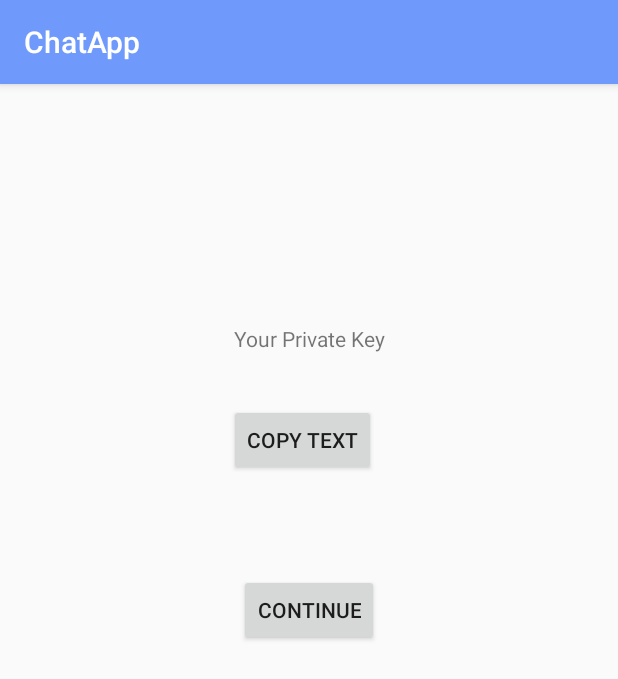
After one commit to DBprod/ChatApp, an Android app: the PrivateKeyActivity screen opened directly, with no data from a screen before it, on a phone screen of 412 x 824 dp. The commit adds this screen. Shown: the top 679 px of the screen. Run offline under Robolectric (Android 15) with nearby library versions, the phone set to English and light mode, and no system bars.

Commit message:
create PrivateKeyActivity

```diff
--- a/app/src/main/AndroidManifest.xml
+++ b/app/src/main/AndroidManifest.xml
@@ -9,6 +9,8 @@
         android:roundIcon="@mipmap/ic_launcher_round"
         android:supportsRtl="true"
         android:theme="@style/AppTheme">
+        <activity android:name=".PrivateKeyActivity">
+        </activity>
         <activity android:name=".MessageActivity">
         </activity>
         <activity android:name=".LoginActivity">
--- /dev/null
+++ b/app/src/main/java/com/example/chatapp/PrivateKeyActivity.java
@@ -0,0 +1,22 @@
+package com.example.chatapp;
+
+import android.os.Bundle;
+import android.support.v7.app.AppCompatActivity;
+import android.view.View;
+
+public class PrivateKeyActivity extends AppCompatActivity {
+
+    @Override
+    protected void onCreate(Bundle savedInstanceState) {
+        super.onCreate(savedInstanceState);
+        setContentView(R.layout.activity_private_key);
+    }
+
+    public void copyTextBtnClicked(View view){
+
+    }
+
+    public void continueBtnClicked(View view){
+
+    }
+}
--- a/app/src/main/java/com/example/chatapp/RegisterActivity.java
+++ b/app/src/main/java/com/example/chatapp/RegisterActivity.java
@@ -52,8 +52,6 @@ public class RegisterActivity extends AppCompatActivity {
                         current_user_db.child("name").setValue(name_content);
                         current_user_db.child("uid").setValue(mAuth.getUid());
 
-<<<<<<< HEAD
-=======
                         BigInteger[] primes = Encryptor.generatePrimes();
                         BigInteger[] publicKey = Encryptor.generatePublicKey(primes[0], primes[1]);
 
@@ -61,9 +59,7 @@ public class RegisterActivity extends AppCompatActivity {
                         publicKeyRef.child("mod").setValue(publicKey[0].toString());
                         publicKeyRef.child("exp").setValue(publicKey[1].toString());
 
-
->>>>>>> 37c078991e981c166927ce65042ceffe661679f8
-                        startActivity(new Intent(RegisterActivity.this,MainActivity.class));
+                        startActivity(new Intent(RegisterActivity.this, PrivateKeyActivity.class));
                     }
                 }
             });
--- /dev/null
+++ b/app/src/main/res/layout/activity_private_key.xml
@@ -0,0 +1,50 @@
+<?xml version="1.0" encoding="utf-8"?>
+<android.support.constraint.ConstraintLayout
+    xmlns:android="http://schemas.android.com/apk/res/android"
+    xmlns:app="http://schemas.android.com/apk/res-auto"
+    xmlns:tools="http://schemas.android.com/tools"
+    android:layout_width="match_parent"
+    android:layout_height="match_parent"
+    tools:context=".PrivateKeyActivity">
+
+    <TextView
+        android:id="@+id/privateKey"
+        android:layout_width="wrap_content"
+        android:layout_height="wrap_content"
+        android:layout_marginStart="153dp"
+        android:layout_marginTop="160dp"
+        android:layout_marginEnd="155dp"
+        android:layout_marginBottom="33dp"
+        android:text="Your Private Key"
+        app:layout_constraintBottom_toTopOf="@+id/copyPrivateKey"
+        app:layout_constraintEnd_toEndOf="parent"
+        app:layout_constraintHorizontal_bias="1.0"
+        app:layout_constraintStart_toStartOf="parent"
+        app:layout_constraintTop_toTopOf="parent"/>
+
+    <Button
+        android:id="@+id/copyPrivateKey"
+        android:layout_width="wrap_content"
+        android:layout_height="wrap_content"
+        android:layout_marginStart="152dp"
+        android:layout_marginTop="34dp"
+        android:layout_marginEnd="161dp"
+        android:onClick="copyTextBtnClicked"
+        android:text="Copy Text"
+        app:layout_constraintEnd_toEndOf="parent"
+        app:layout_constraintStart_toStartOf="parent"
+        app:layout_constraintTop_toBottomOf="@+id/privateKey"/>
+
+    <Button
+        android:id="@+id/continueBtn"
+        android:layout_width="wrap_content"
+        android:layout_height="wrap_content"
+        android:layout_marginStart="162dp"
+        android:layout_marginTop="65dp"
+        android:layout_marginEnd="162dp"
+        android:text="Continue"
+        android:onClick="continueBtnClicked"
+        app:layout_constraintEnd_toEndOf="parent"
+        app:layout_constraintStart_toStartOf="parent"
+        app:layout_constraintTop_toBottomOf="@+id/copyPrivateKey"/>
+</android.support.constraint.ConstraintLayout>
```
